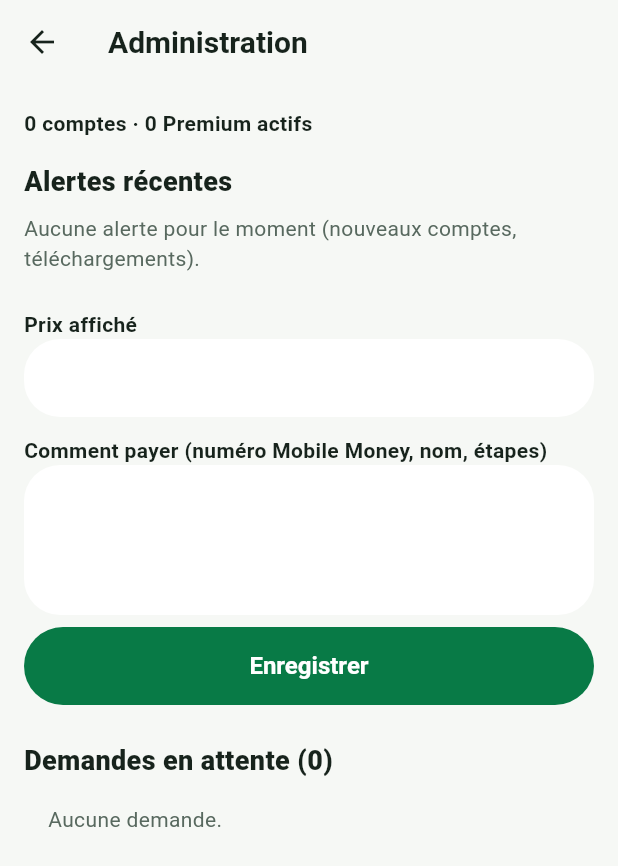
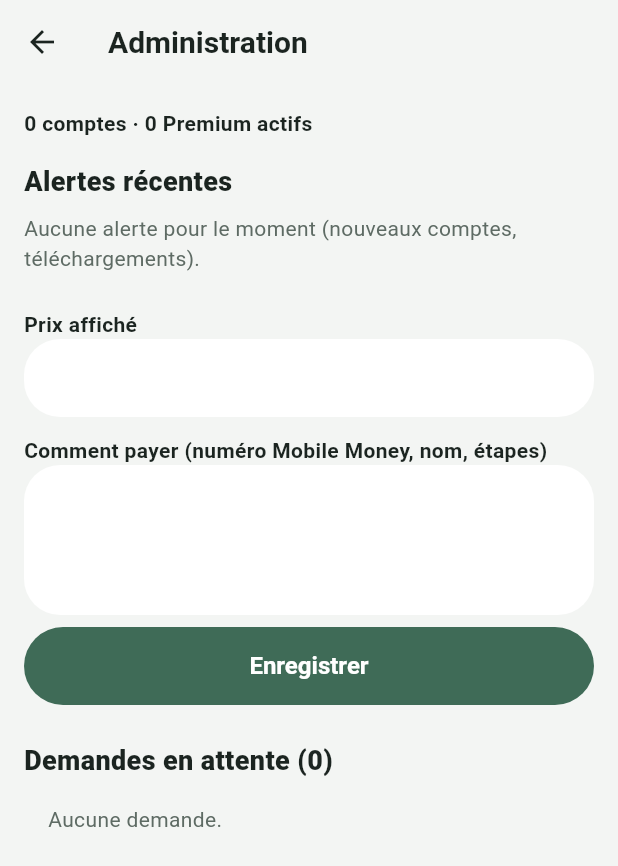
Before and after one commit to elvidioo/chat-elvidio-app, a Flutter app: the AdminScreen screen opened directly, on a phone screen of 412 x 824 dp. Shown: the top 866 px of the screen. Run offline on Flutter 3.47's test engine with Material 3 defaults, Android fonts, the phone set to English and light mode, and no system bars; our stand-ins replace firebase_core, firebase_messaging, flutter_local_notifications, image_picker, open_filex, permission_handler and 4 more; missing offline and left inert: file_selector, flutter_file_dialog, flutter_webrtc, mobile_scanner, nearby_connections, record; accounts and stored records are empty; network calls fail.

Commit message:
Couleurs vert-gris (assorties au logo Veyra) [skip ci]
Co-Authored-By: Claude Sonnet 5.5 <noreply@anthropic.com>
Claude-Session: https://claude.ai/code/session_01KKQNXvHgzg6PJGNGD4wg4w

```diff
--- a/lib/theme.dart
+++ b/lib/theme.dart
@@ -21,23 +21,23 @@ class _Palette {
 }
 
 const _light = _Palette(
-  bg: Color(0xFFF6F8F5),
+  bg: Color(0xFFF3F5F3),
   surface: Color(0xFFFFFFFF),
-  surface2: Color(0xFFE3ECE6),
-  primary: Color(0xFF087A46),
-  muted: Color(0xFF58695F),
-  text: Color(0xFF17231C),
-  bubbleTheirs: Color(0xFFE6EEE8),
+  surface2: Color(0xFFE2E8E4),
+  primary: Color(0xFF3F6B57),
+  muted: Color(0xFF5E6B64),
+  text: Color(0xFF1B2420),
+  bubbleTheirs: Color(0xFFE4EAE6),
 );
 
 const _dark = _Palette(
-  bg: Color(0xFF07130F),
-  surface: Color(0xFF10231B),
-  surface2: Color(0xFF1B3428),
-  primary: Color(0xFF20A568),
-  muted: Color(0xFF9DB3A6),
-  text: Color(0xFFE8F2EC),
-  bubbleTheirs: Color(0xFF183226),
+  bg: Color(0xFF111714),
+  surface: Color(0xFF1A231F),
+  surface2: Color(0xFF26332D),
+  primary: Color(0xFF5C8F76),
+  muted: Color(0xFF9AA8A0),
+  text: Color(0xFFE6EDE9),
+  bubbleTheirs: Color(0xFF222D28),
 );
 
 /// Espacements, rayons et durées communs (design system).
@@ -71,10 +71,10 @@ class AppColors {
   static const gold = Color(0xFFD4AF37);
   static Color get goldText =>
       dark ? const Color(0xFFD4AF37) : const Color(0xFF8A6D12);
-  static const deepGreen = Color(0xFF063B2B);
+  static const deepGreen = Color(0xFF26382F);
 
   static LinearGradient get gradient => const LinearGradient(
-        colors: [Color(0xFF087A46), Color(0xFF0B9455)],
+        colors: [Color(0xFF3F6B57), Color(0xFF55856D)],
         begin: Alignment.topLeft,
         end: Alignment.bottomRight,
       );
```
